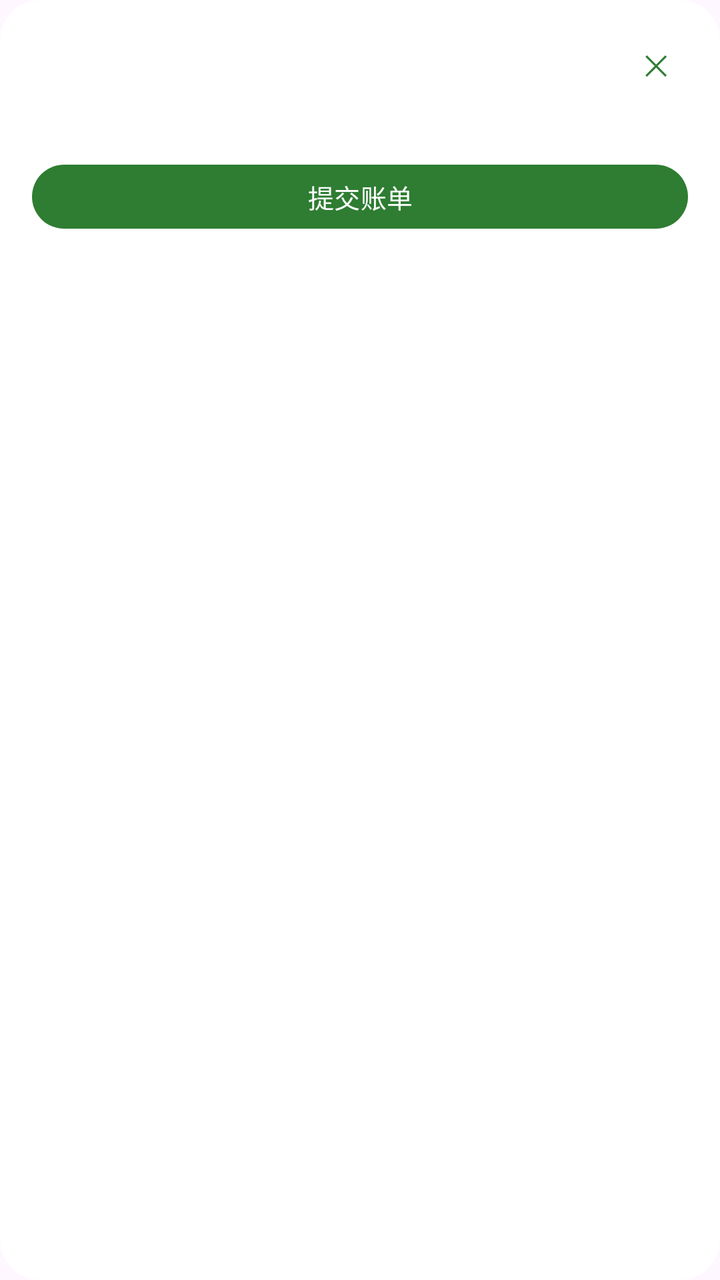
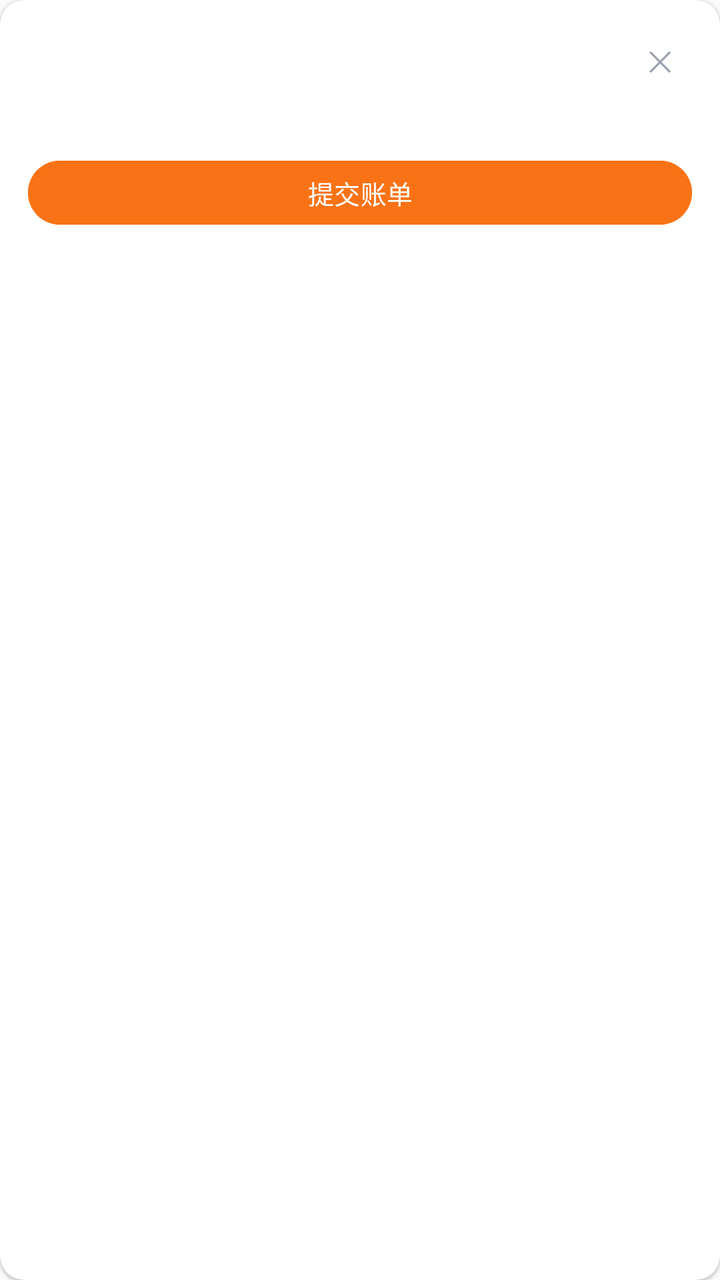

Screens rendered from an Android XML layout before and after an edit, with the pre-edit source and the edit as a unified diff.
<!-- AndroidManifest.xml: application theme Theme.ClothingSI -->
<!-- res/layout/item_draft_bill.xml -->
<?xml version="1.0" encoding="utf-8"?>
<androidx.cardview.widget.CardView xmlns:android="http://schemas.android.com/apk/res/android"
    xmlns:app="http://schemas.android.com/apk/res-auto"
    android:layout_width="match_parent" android:layout_height="wrap_content"
    android:layout_marginBottom="12dp"
    app:cardCornerRadius="20dp" app:cardElevation="0dp">
    <LinearLayout android:layout_width="match_parent" android:layout_height="wrap_content"
        android:orientation="vertical" android:padding="16dp">
        <LinearLayout android:layout_width="match_parent" android:layout_height="wrap_content"
            android:orientation="horizontal" android:gravity="center_vertical">
            <TextView android:id="@+id/tv_draft_no" android:layout_width="0dp" android:layout_height="wrap_content"
                android:layout_weight="1" android:textSize="15dp" android:textStyle="bold" />
            <TextView android:id="@+id/btn_delete_draft" android:layout_width="32dp" android:layout_height="32dp"
                android:text="✕" android:textSize="14dp" android:textColor="@color/primary"
                android:gravity="center" android:clickable="true" android:focusable="true" />
        </LinearLayout>
        <TextView android:id="@+id/tv_draft_info" android:layout_width="wrap_content" android:layout_height="wrap_content"
            android:textSize="12dp" android:textColor="#95A5A6" android:layout_marginTop="4dp" />
        <com.google.android.material.button.MaterialButton android:id="@+id/btn_submit_draft"
            android:layout_width="match_parent" android:layout_height="40dp" android:text="提交账单"
            android:textSize="13dp" app:cornerRadius="20dp" android:layout_marginTop="10dp" />
    </LinearLayout>
</androidx.cardview.widget.CardView>
<!-- resources referenced by this layout -->
<resources>
  <color name="primary">#2E7D32</color>
  <style name="Theme.ClothingSI" parent="Theme.Material3.Light.NoActionBar">
          <item name="colorPrimary">@color/primary</item>
          <item name="colorPrimaryDark">@color/primary_dark</item>
          <item name="colorAccent">@color/accent</item>
          <item name="android:statusBarColor">@android:color/transparent</item>
          <item name="android:navigationBarColor">@color/white</item>
          
          <item name="android:windowLightStatusBar">true</item>
          
          <item name="android:fontFamily">sans-serif</item>
          <item name="android:textViewStyle">@style/TextView.Base</item>
      </style>
  <color name="primary_dark">#1B5E20</color>
  <color name="accent">#66BB6A</color>
  <color name="white">#FFFFFF</color>
  <style name="TextView.Base" parent="android:Widget.TextView">
          <item name="android:fontFamily">sans-serif</item>
      </style>
</resources>

<!-- the commit's change to res/layout/item_draft_bill.xml (unified diff, before → after) -->
@@ -3,21 +3,25 @@
     xmlns:app="http://schemas.android.com/apk/res-auto"
     android:layout_width="match_parent" android:layout_height="wrap_content"
     android:layout_marginBottom="12dp"
-    app:cardCornerRadius="20dp" app:cardElevation="0dp">
+    app:cardCornerRadius="12dp" app:cardElevation="1dp">
     <LinearLayout android:layout_width="match_parent" android:layout_height="wrap_content"
-        android:orientation="vertical" android:padding="16dp">
+        android:orientation="vertical" android:padding="14dp">
         <LinearLayout android:layout_width="match_parent" android:layout_height="wrap_content"
             android:orientation="horizontal" android:gravity="center_vertical">
             <TextView android:id="@+id/tv_draft_no" android:layout_width="0dp" android:layout_height="wrap_content"
-                android:layout_weight="1" android:textSize="15dp" android:textStyle="bold" />
+                android:layout_weight="1" android:textSize="15sp" android:textStyle="bold"
+                android:textColor="@color/md_on_surface" />
             <TextView android:id="@+id/btn_delete_draft" android:layout_width="32dp" android:layout_height="32dp"
-                android:text="✕" android:textSize="14dp" android:textColor="@color/primary"
+                android:text="✕" android:textSize="14sp" android:textColor="@color/md_on_surface_variant"
                 android:gravity="center" android:clickable="true" android:focusable="true" />
         </LinearLayout>
         <TextView android:id="@+id/tv_draft_info" android:layout_width="wrap_content" android:layout_height="wrap_content"
-            android:textSize="12dp" android:textColor="#95A5A6" android:layout_marginTop="4dp" />
+            android:textSize="12sp" android:textColor="@color/md_on_surface_variant" android:layout_marginTop="4dp" />
         <com.google.android.material.button.MaterialButton android:id="@+id/btn_submit_draft"
             android:layout_width="match_parent" android:layout_height="40dp" android:text="提交账单"
-            android:textSize="13dp" app:cornerRadius="20dp" android:layout_marginTop="10dp" />
+            android:textSize="13sp" app:cornerRadius="20dp"
+            android:backgroundTint="@color/md_primary"
+            android:textColor="@color/md_on_primary"
+            android:layout_marginTop="10dp" />
     </LinearLayout>
 </androidx.cardview.widget.CardView>
<!-- resource entries referenced after the edit -->
@@ -1,21 +1,57 @@
 <!-- resources referenced by this layout -->
 <resources>
-  <color name="primary">#2E7D32</color>
+  <color name="md_on_primary">#FFFFFF</color>
+  <color name="md_on_surface">#1F2937</color>
+  <color name="md_on_surface_variant">#9CA3AF</color>
+  <color name="md_primary">#F97316</color>
   <style name="Theme.ClothingSI" parent="Theme.Material3.Light.NoActionBar">
-          <item name="colorPrimary">@color/primary</item>
-          <item name="colorPrimaryDark">@color/primary_dark</item>
-          <item name="colorAccent">@color/accent</item>
+          
+          <item name="colorPrimary">@color/md_primary</item>
+          <item name="colorOnPrimary">@color/md_on_primary</item>
+          <item name="colorPrimaryContainer">@color/md_primary_container</item>
+          <item name="colorOnPrimaryContainer">@color/md_on_primary_container</item>
+  
+          
+          <item name="colorSecondary">@color/md_secondary</item>
+          <item name="colorOnSecondary">@color/md_on_secondary</item>
+          <item name="colorSecondaryContainer">@color/md_secondary_container</item>
+          <item name="colorOnSecondaryContainer">@color/md_on_secondary_container</item>
+  
+          
+          <item name="android:colorBackground">@color/md_surface_container_low</item>
+          <item name="colorSurface">@color/md_surface</item>
+          <item name="colorOnSurface">@color/md_on_surface</item>
+          <item name="colorOnSurfaceVariant">@color/md_on_surface_variant</item>
+  
+          
+          <item name="colorOutline">@color/md_outline</item>
+          <item name="colorOutlineVariant">@color/md_outline_variant</item>
+  
+          
+          <item name="colorError">@color/md_error</item>
+          <item name="colorOnError">@color/md_on_error</item>
+  
+          
           <item name="android:statusBarColor">@android:color/transparent</item>
-          <item name="android:navigationBarColor">@color/white</item>
-          
+          <item name="android:navigationBarColor">@color/md_surface</item>
           <item name="android:windowLightStatusBar">true</item>
+  
           
           <item name="android:fontFamily">sans-serif</item>
           <item name="android:textViewStyle">@style/TextView.Base</item>
       </style>
-  <color name="primary_dark">#1B5E20</color>
-  <color name="accent">#66BB6A</color>
-  <color name="white">#FFFFFF</color>
+  <color name="md_primary_container">#FFF7ED</color>
+  <color name="md_on_primary_container">#5C3D00</color>
+  <color name="md_secondary">#2563EB</color>
+  <color name="md_on_secondary">#FFFFFF</color>
+  <color name="md_secondary_container">#DBEAFE</color>
+  <color name="md_on_secondary_container">#001A3E</color>
+  <color name="md_surface_container_low">#FAFAFA</color>
+  <color name="md_surface">#FFFFFF</color>
+  <color name="md_outline">#9CA3AF</color>
+  <color name="md_outline_variant">#D1D5DB</color>
+  <color name="md_error">#EF4444</color>
+  <color name="md_on_error">#FFFFFF</color>
   <style name="TextView.Base" parent="android:Widget.TextView">
           <item name="android:fontFamily">sans-serif</item>
       </style>
